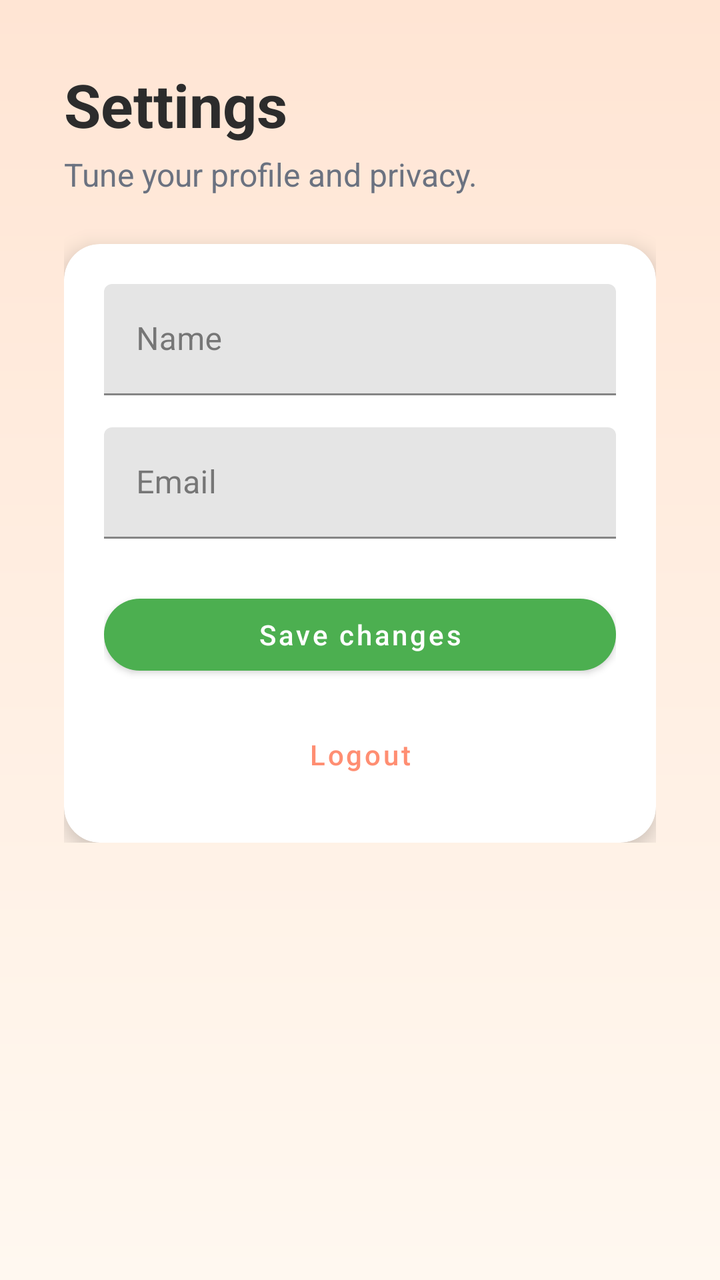
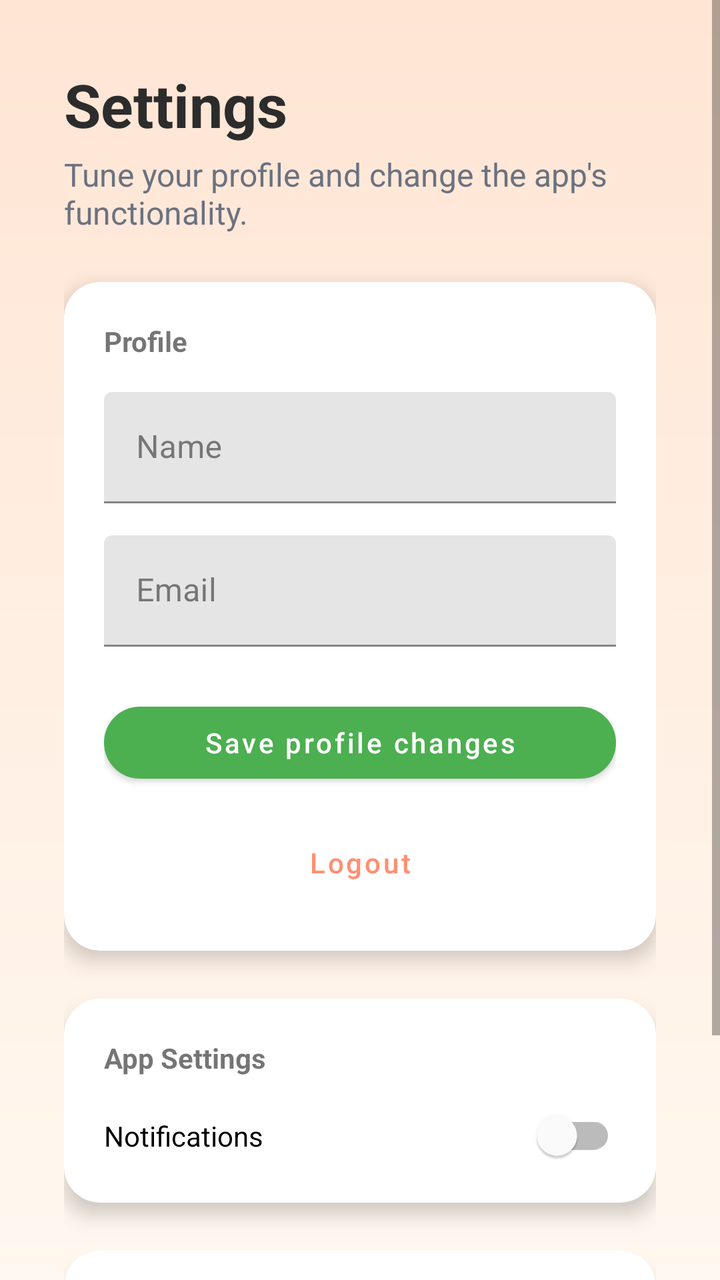

An Android layout rendered at two revisions. The XML below is the earlier revision; the diff shows what the commit changed to produce the second picture.
<!-- AndroidManifest.xml: application theme Theme.Group4mco -->
<!-- res/layout/activity_settings.xml -->
<?xml version="1.0" encoding="utf-8"?>
<ScrollView xmlns:android="http://schemas.android.com/apk/res/android"
    xmlns:app="http://schemas.android.com/apk/res-auto"
    android:layout_width="match_parent"
    android:layout_height="match_parent"
    android:background="@drawable/bg_app_gradient">

    <LinearLayout
        android:layout_width="match_parent"
        android:layout_height="wrap_content"
        android:orientation="vertical"
        android:padding="32dp">

        <TextView
            android:layout_width="wrap_content"
            android:layout_height="wrap_content"
            android:text="Settings"
            android:textColor="@color/color_on_surface"
            android:textSize="30sp"
            android:textStyle="bold" />

        <TextView
            android:layout_width="wrap_content"
            android:layout_height="wrap_content"
            android:layout_marginTop="4dp"
            android:text="Tune your profile and privacy."
            android:textColor="@color/color_on_surface_secondary"
            android:textSize="16sp" />

        <com.google.android.material.card.MaterialCardView
            android:layout_width="match_parent"
            android:layout_height="wrap_content"
            android:layout_marginTop="24dp"
            app:cardBackgroundColor="@color/color_surface"
            app:cardCornerRadius="@dimen/card_corner_radius"
            app:cardElevation="@dimen/card_elevation">

            <LinearLayout
                android:layout_width="match_parent"
                android:layout_height="wrap_content"
                android:orientation="vertical"
                android:padding="@dimen/card_padding">

                <com.google.android.material.textfield.TextInputLayout
                    android:layout_width="match_parent"
                    android:layout_height="wrap_content"
                    android:hint="Name"
                    app:boxBackgroundMode="filled"
                    app:boxStrokeColor="@color/color_primary">

                    <com.google.android.material.textfield.TextInputEditText
                        android:id="@+id/settingsName"
                        android:layout_width="match_parent"
                        android:layout_height="wrap_content"
                        android:inputType="textPersonName" />

                </com.google.android.material.textfield.TextInputLayout>

                <com.google.android.material.textfield.TextInputLayout
                    android:layout_width="match_parent"
                    android:layout_height="wrap_content"
                    android:layout_marginTop="16dp"
                    android:hint="Email"
                    app:boxBackgroundMode="filled"
                    app:boxStrokeColor="@color/color_primary">

                    <com.google.android.material.textfield.TextInputEditText
                        android:id="@+id/settingsEmail"
                        android:layout_width="match_parent"
                        android:layout_height="wrap_content"
                        android:inputType="textEmailAddress" />

                </com.google.android.material.textfield.TextInputLayout>

                <com.google.android.material.button.MaterialButton
                    android:id="@+id/saveSettingsBtn"
                    style="@style/Widget.MaterialComponents.Button"
                    android:layout_width="match_parent"
                    android:layout_height="wrap_content"
                    android:layout_marginTop="24dp"
                    android:text="Save changes"
                    android:textAllCaps="false"
                    app:cornerRadius="22dp" />

                <com.google.android.material.button.MaterialButton
                    android:id="@+id/logoutBtn"
                    style="@style/Widget.MaterialComponents.Button.TextButton"
                    android:layout_width="match_parent"
                    android:layout_height="wrap_content"
                    android:layout_marginTop="12dp"
                    android:text="Logout"
                    android:textAllCaps="false"
                    android:textColor="@color/color_secondary" />

            </LinearLayout>
        </com.google.android.material.card.MaterialCardView>

    </LinearLayout>
</ScrollView>
<!-- resources referenced by this layout -->
<resources>
  <color name="color_on_surface">#2C2C2C</color>
  <color name="color_on_surface_secondary">#6B7280</color>
  <color name="color_primary">#4CAF50</color>
  <color name="color_secondary">#FF8E72</color>
  <color name="color_surface">#FFFFFF</color>
  <dimen name="card_corner_radius">18dp</dimen>
  <dimen name="card_elevation">6dp</dimen>
  <dimen name="card_padding">20dp</dimen>
  <!-- drawable bg_app_gradient (drawable) -->
  <?xml version="1.0" encoding="utf-8"?>
  <shape xmlns:android="http://schemas.android.com/apk/res/android">
      <gradient
          android:startColor="@color/gradient_start"
          android:endColor="@color/gradient_end"
          android:angle="270" />
  </shape>
  <style name="Theme.Group4mco" parent="Theme.MaterialComponents.DayNight.NoActionBar">
          <item name="colorPrimary">@color/color_primary</item>
          <item name="colorPrimaryVariant">@color/color_primary_dark</item>
          <item name="colorSecondary">@color/color_secondary</item>
          <item name="android:colorBackground">@color/color_background</item>
          <item name="colorOnPrimary">@color/color_on_primary</item>
          <item name="colorOnSecondary">@color/color_surface</item>
          <item name="colorOnBackground">@color/color_on_surface</item>
          <item name="colorOnSurface">@color/color_on_surface</item>
          <item name="android:statusBarColor">@android:color/transparent</item>
          <item name="android:navigationBarColor">@android:color/white</item>
          <item name="android:windowLightStatusBar">true</item>
      </style>
  <color name="gradient_start">#FFE5D4</color>
  <color name="gradient_end">#FFF8F0</color>
  <color name="color_primary_dark">#388E3C</color>
  <color name="color_background">#FFF8F0</color>
  <color name="color_on_primary">#FFFFFF</color>
</resources>

<!-- the commit's change to res/layout/activity_settings.xml (unified diff, before → after) -->
@@ -23,7 +23,7 @@
             android:layout_width="wrap_content"
             android:layout_height="wrap_content"
             android:layout_marginTop="4dp"
-            android:text="Tune your profile and privacy."
+            android:text="Tune your profile and change the app's functionality."
             android:textColor="@color/color_on_surface_secondary"
             android:textSize="16sp" />
 
@@ -40,6 +40,13 @@
                 android:layout_height="wrap_content"
                 android:orientation="vertical"
                 android:padding="@dimen/card_padding">
+
+                <TextView
+                    android:id="@+id/textView6"
+                    android:layout_width="match_parent"
+                    android:layout_height="35dp"
+                    android:text="Profile"
+                    android:textStyle="bold" />
 
                 <com.google.android.material.textfield.TextInputLayout
                     android:layout_width="match_parent"
@@ -78,7 +85,7 @@
                     android:layout_width="match_parent"
                     android:layout_height="wrap_content"
                     android:layout_marginTop="24dp"
-                    android:text="Save changes"
+                    android:text="Save profile changes"
                     android:textAllCaps="false"
                     app:cornerRadius="22dp" />
 
@@ -93,7 +100,79 @@
                     android:textColor="@color/color_secondary" />
 
             </LinearLayout>
+
         </com.google.android.material.card.MaterialCardView>
+
+        <com.google.android.material.card.MaterialCardView
+            android:layout_width="match_parent"
+            android:layout_height="wrap_content"
+            android:layout_marginTop="24dp"
+            app:cardBackgroundColor="@color/color_surface"
+            app:cardCornerRadius="@dimen/card_corner_radius"
+            app:cardElevation="@dimen/card_elevation">
+
+            <LinearLayout
+                android:layout_width="match_parent"
+                android:layout_height="wrap_content"
+                android:orientation="vertical"
+                android:padding="@dimen/card_padding">
+
+                <TextView
+                    android:id="@+id/textView8"
+                    android:layout_width="match_parent"
+                    android:layout_height="35dp"
+                    android:layout_weight="1"
+                    android:text="App Settings"
+                    android:textStyle="bold" />
+
+                <com.google.android.material.switchmaterial.SwitchMaterial
+                    android:id="@+id/switch3"
+                    android:layout_width="match_parent"
+                    android:layout_height="27dp"
+                    android:layout_weight="1"
+                    android:text="Notifications" />
+            </LinearLayout>
+
+        </com.google.android.material.card.MaterialCardView>
+
+        <com.google.android.material.card.MaterialCardView
+            android:layout_width="match_parent"
+            android:layout_height="wrap_content"
+            android:layout_marginTop="24dp"
+            app:cardBackgroundColor="@color/color_surface"
+            app:cardCornerRadius="@dimen/card_corner_radius"
+            app:cardElevation="@dimen/card_elevation">
+
+            <LinearLayout
+                android:layout_width="match_parent"
+                android:layout_height="wrap_content"
+                android:orientation="vertical"
+                android:padding="@dimen/card_padding">
+
+                <TextView
+                    android:id="@+id/textView7"
+                    android:layout_width="match_parent"
+                    android:layout_height="35dp"
+                    android:text="About Us"
+                    android:textStyle="bold" />
+
+                <TextView
+                    android:id="@+id/textView2"
+                    android:layout_width="match_parent"
+                    android:layout_height="wrap_content"
+                    android:text="Consistify"
+                    android:textAppearance="@style/TextAppearance.Consistify.Headline" />
+
+                <TextView
+                    android:id="@+id/appVersionNumber"
+                    android:layout_width="match_parent"
+                    android:layout_height="wrap_content"
+                    android:text="{version number}"
+                    android:textAppearance="@style/TextAppearance.Consistify.Body" />
+            </LinearLayout>
+
+        </com.google.android.material.card.MaterialCardView>
+
 
     </LinearLayout>
 </ScrollView>
<!-- resource entries referenced after the edit -->
@@ -16,6 +16,19 @@
           android:endColor="@color/gradient_end"
           android:angle="270" />
   </shape>
+  <style name="TextAppearance.Consistify.Body">
+          <item name="android:fontFamily">@string/font_family_body</item>
+          <item name="android:textSize">16sp</item>
+          <item name="android:textColor">@color/color_on_surface</item>
+          <item name="android:lineSpacingMultiplier">1.2</item>
+      </style>
+  <style name="TextAppearance.Consistify.Headline">
+          <item name="android:fontFamily">@string/font_family_heading</item>
+          <item name="android:textSize">28sp</item>
+          <item name="android:textColor">@color/color_on_surface</item>
+          <item name="android:textStyle">bold</item>
+          <item name="android:letterSpacing">-0.02</item>
+      </style>
   <style name="Theme.Group4mco" parent="Theme.MaterialComponents.DayNight.NoActionBar">
           <item name="colorPrimary">@color/color_primary</item>
           <item name="colorPrimaryVariant">@color/color_primary_dark</item>
@@ -31,6 +44,8 @@
       </style>
   <color name="gradient_start">#FFE5D4</color>
   <color name="gradient_end">#FFF8F0</color>
+  <string name="font_family_body">sans-serif</string>
+  <string name="font_family_heading">sans-serif-medium</string>
   <color name="color_primary_dark">#388E3C</color>
   <color name="color_background">#FFF8F0</color>
   <color name="color_on_primary">#FFFFFF</color>
